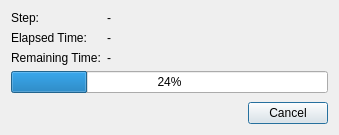
Old version of the form wpmcpp/progressdialog.ui in the repository npackd/npackd.
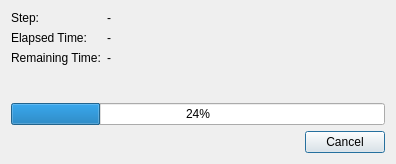
New version of the form.

Patch:
```diff
--- a/wpmcpp/progressdialog.ui
+++ b/wpmcpp/progressdialog.ui
@@ -6,14 +6,17 @@
    <rect>
     <x>0</x>
     <y>0</y>
-    <width>339</width>
-    <height>135</height>
+    <width>396</width>
+    <height>164</height>
    </rect>
   </property>
   <property name="windowTitle">
    <string>Progress</string>
   </property>
-  <layout class="QVBoxLayout" name="verticalLayout">
+  <property name="autoFillBackground">
+   <bool>false</bool>
+  </property>
+  <layout class="QVBoxLayout" name="verticalLayout" stretch="1,0,0">
    <item>
     <layout class="QFormLayout" name="formLayout">
      <item row="0" column="0">
@@ -25,6 +28,12 @@
      </item>
      <item row="0" column="1">
       <widget class="QLabel" name="labelStep">
+       <property name="sizePolicy">
+        <sizepolicy hsizetype="Preferred" vsizetype="Maximum">
+         <horstretch>0</horstretch>
+         <verstretch>0</verstretch>
+        </sizepolicy>
+       </property>
        <property name="text">
         <string>-</string>
        </property>
@@ -70,19 +79,6 @@
      </property>
     </widget>
    </item>
-   <item>
-    <spacer name="verticalSpacer">
-     <property name="orientation">
-      <enum>Qt::Vertical</enum>
-     </property>
-     <property name="sizeHint" stdset="0">
-      <size>
-       <width>20</width>
-       <height>40</height>
-      </size>
-     </property>
-    </spacer>
-   </item>
    <item>
     <layout class="QHBoxLayout" name="horizontalLayout">
      <item>
```
